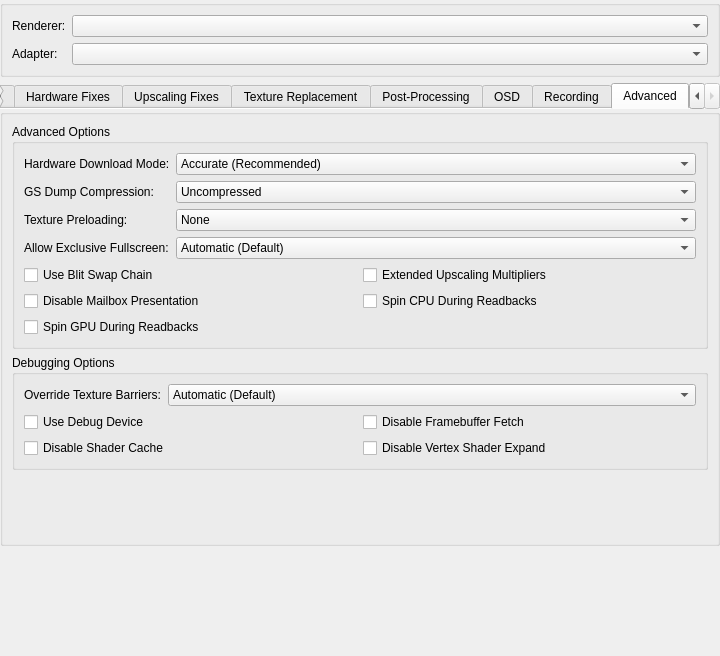
Qt form pcsx2-qt/Settings/GraphicsSettingsWidget.ui (kamfretoz/pcsx2) before a commit.
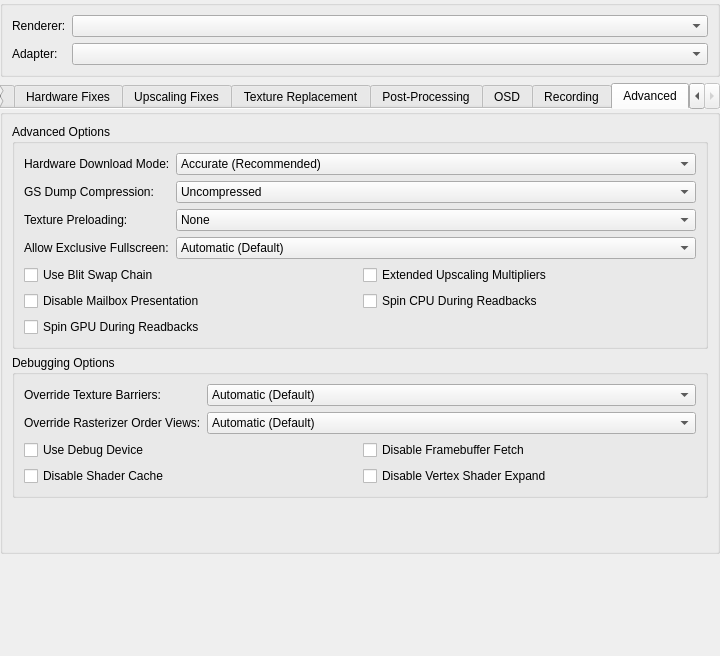
The same form after that commit. The open tabs and pages were chosen to show the change.

Patch:
```diff
--- a/pcsx2-qt/Settings/GraphicsSettingsWidget.ui
+++ b/pcsx2-qt/Settings/GraphicsSettingsWidget.ui
@@ -2461,6 +2461,32 @@
             </item>
            </layout>
           </item>
+          <item row="1" column="0">
+           <widget class="QLabel" name="label_49">
+            <property name="text">
+             <string>Override Rasterizer Order Views:</string>
+            </property>
+           </widget>
+          </item>
+          <item row="1" column="1">
+           <widget class="QComboBox" name="overrideRasterizerOrderViews">
+            <item>
+             <property name="text">
+              <string>Automatic (Default)</string>
+             </property>
+            </item>
+            <item>
+             <property name="text">
+              <string>Force Disabled</string>
+             </property>
+            </item>
+            <item>
+             <property name="text">
+              <string>Force Enabled</string>
+             </property>
+            </item>
+           </widget>
+          </item>
          </layout>
         </widget>
        </item>
```
